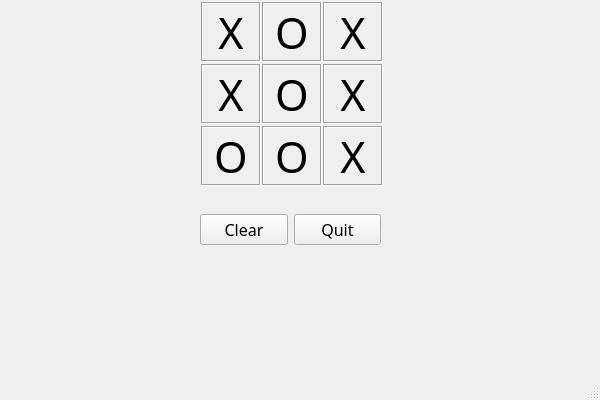
The window that forms/board.ui (jahid90/tic-tac-toe) describes before a commit, drawn with Qt 5.
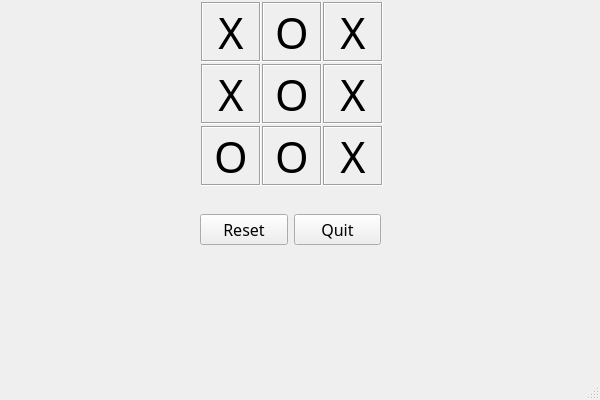
The same window after the commit. Custom widgets are drawn as their Qt base class.

Diff of the .ui file:
```diff
--- a/forms/board.ui
+++ b/forms/board.ui
@@ -36,7 +36,7 @@
      <item>
       <widget class="QPushButton" name="btnClear">
        <property name="text">
-        <string>Clear</string>
+        <string>Reset</string>
        </property>
       </widget>
      </item>
```
